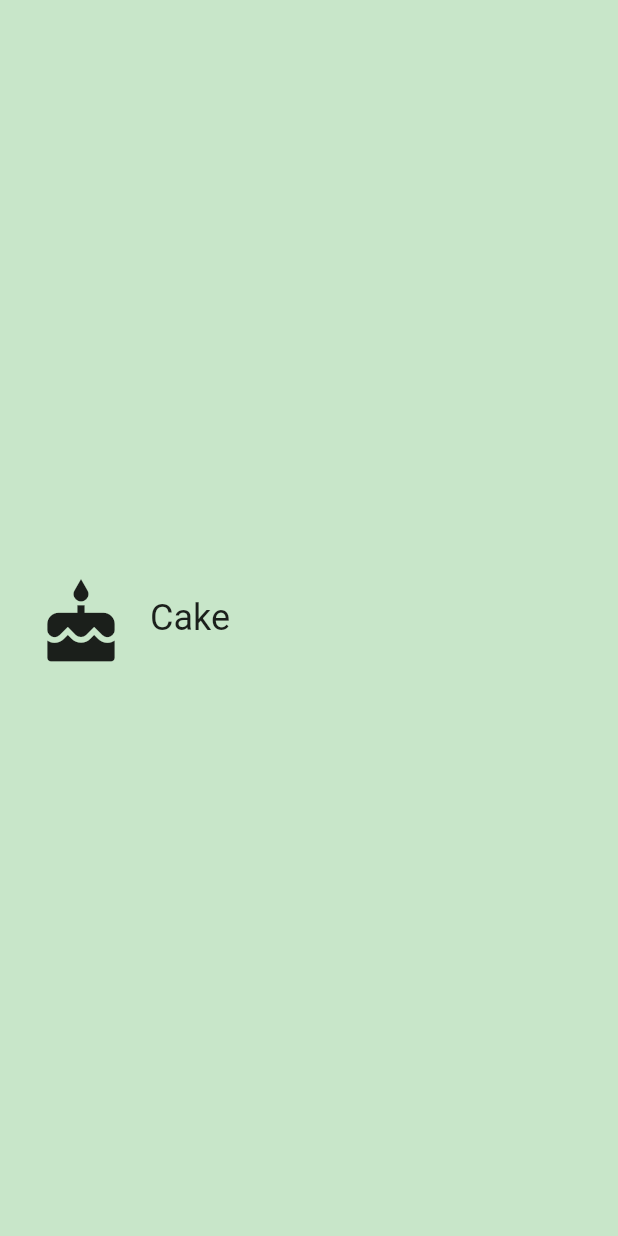
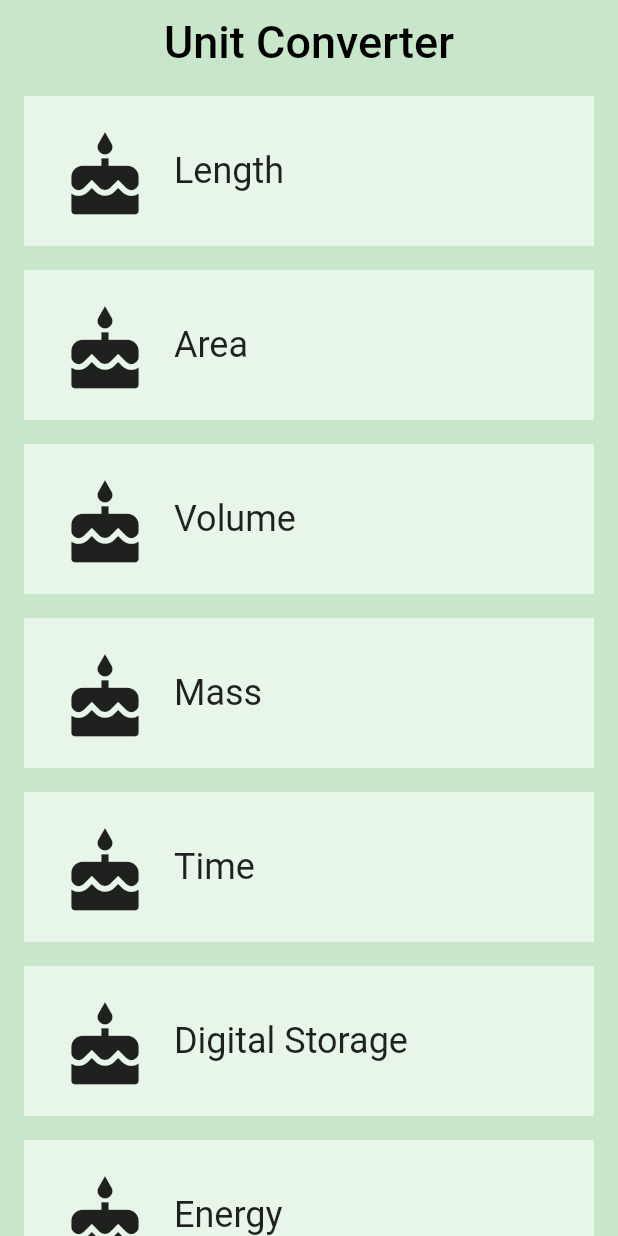
Before and after one commit to rajtheinnovator/flutter_samples, a Flutter app: the screen it shows after launch, on a phone screen of 412 x 824 dp. Run offline on Flutter 3.47's test engine with Material 2 defaults, Android fonts, the phone set to English and light mode, and no system bars.

Commit message:
Created a listview using the custom category widget

```diff
--- a/lib/category.dart
+++ b/lib/category.dart
@@ -42,6 +42,8 @@ class Category extends StatelessWidget {
     return Material(
       color: Colors.transparent,
       child: Container(
+        margin: EdgeInsets.all(8.0),
+        color: Colors.green[50],
         height: _rowHeight,
         child: InkWell(
           borderRadius: _borderRadius,
@@ -54,6 +56,7 @@ class Category extends StatelessWidget {
           },
           child: Padding(
             padding: EdgeInsets.all(8.0),
+
             child: Row(
               crossAxisAlignment: CrossAxisAlignment.stretch,
               // There are two ways to denote a list: `[]` and `List()`.
--- /dev/null
+++ b/lib/category_route.dart
@@ -0,0 +1,85 @@
+import 'package:flutter/material.dart';
+
+import 'category.dart';
+
+final _backgroundColor = Colors.green[100];
+
+/// Category Route (screen).
+///
+/// This is the 'home' screen of the Unit Converter. It shows a header and
+/// a list of [Categories].
+///
+/// While it is named CategoryRoute, a more apt name would be CategoryScreen,
+/// because it is responsible for the UI at the route's destination.
+class CategoryRoute extends StatelessWidget {
+  const CategoryRoute();
+
+  static const _categoryNames = <String>[
+    'Length',
+    'Area',
+    'Volume',
+    'Mass',
+    'Time',
+    'Digital Storage',
+    'Energy',
+    'Currency',
+  ];
+
+  static const _baseColors = <Color>[
+    Colors.teal,
+    Colors.orange,
+    Colors.pinkAccent,
+    Colors.blueAccent,
+    Colors.yellow,
+    Colors.greenAccent,
+    Colors.purpleAccent,
+    Colors.red,
+  ];
+
+  /// Makes the correct number of rows for the list view.
+  ///
+  /// For portrait, we construct a [ListView] from the list of category widgets.
+  Widget _buildCategoryWidgets(List<Widget> categories) {
+    return ListView.builder(
+      itemBuilder: (BuildContext context, int index) => categories[index],
+      itemCount: categories.length,
+    );
+  }
+
+  @override
+  Widget build(BuildContext context) {
+    final categories = <Category>[];
+
+    for (var i = 0; i < _categoryNames.length; i++) {
+      categories.add(Category(
+        name: _categoryNames[i],
+        color: _baseColors[i],
+        iconLocation: Icons.cake,
+      ));
+    }
+
+    final listView = Container(
+      color: _backgroundColor,
+      padding: EdgeInsets.symmetric(horizontal: 8.0),
+      child: _buildCategoryWidgets(categories),
+    );
+
+    final appBar = AppBar(
+      elevation: 0.0,
+      title: Text(
+        'Unit Converter',
+        style: TextStyle(
+          color: Colors.black,
+          fontSize: 30.0,
+        ),
+      ),
+      centerTitle: true,
+      backgroundColor: _backgroundColor,
+    );
+
+    return Scaffold(
+      appBar: appBar,
+      body: listView,
+    );
+  }
+}
--- a/lib/main.dart
+++ b/lib/main.dart
@@ -1,34 +1,20 @@
 import 'package:flutter/material.dart';
 
-import 'category.dart';
+import 'category_route.dart';
 
-
-const _categoryName = 'Cake';
-const _categoryIcon = Icons.cake;
-const _categoryColor = Colors.green;
 
 void main() {
   runApp(UnitConverterApp());
 }
 
-/// This widget is the root of our application.
-/// Currently, we just show one widget in our app.
 class UnitConverterApp extends StatelessWidget {
   @override
   Widget build(BuildContext context) {
     return MaterialApp(
       debugShowCheckedModeBanner: false,
       title: 'Unit Converter',
-      home: Scaffold(
-        backgroundColor: Colors.green[100],
-        body: Center(
-          child: Category(
-            name: _categoryName,
-            color: _categoryColor,
-            iconLocation: _categoryIcon,
-          ),
-        ),
-      ),
+      // our home should now point to an instance of the CategoryRoute widget.
+      home: CategoryRoute(),
     );
   }
 }
```
